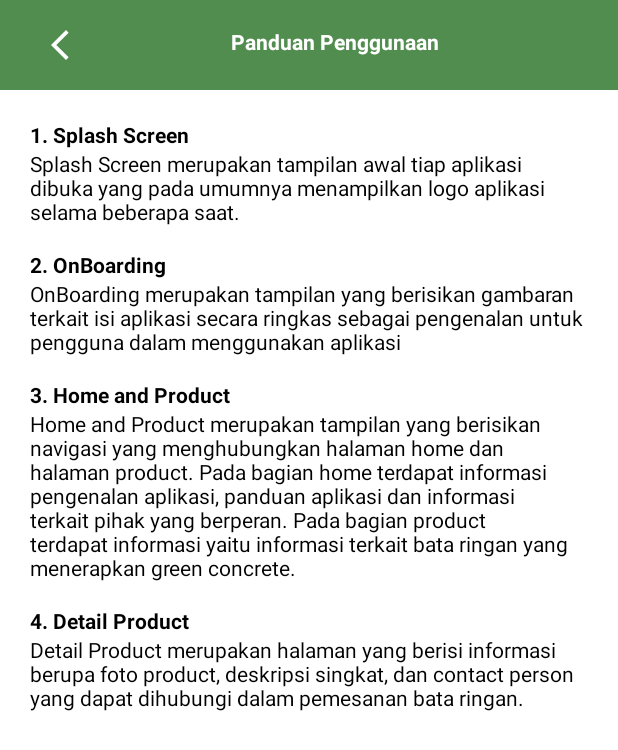
After one commit to Irfikri0204/Eco-Brick, an Android app: the PanduanActivity screen opened directly, with no data from a screen before it, on a phone screen of 412 x 824 dp. The commit adds this screen. Shown: the top 750 px of the screen. Run offline under Robolectric (Android 15) with nearby library versions, the phone set to English and light mode, and no system bars.

Commit message:
[Feature] Home Section

```diff
--- /dev/null
+++ b/app/src/main/java/com/project/ecobrick/homesection/PanduanActivity.kt
@@ -0,0 +1,29 @@
+package com.project.ecobrick.homesection
+
+import android.os.Bundle
+import androidx.activity.enableEdgeToEdge
+import androidx.appcompat.app.AppCompatActivity
+import androidx.core.view.ViewCompat
+import androidx.core.view.WindowInsetsCompat
+import com.project.ecobrick.R
+import com.project.ecobrick.databinding.ActivityPanduanBinding
+
+class PanduanActivity : AppCompatActivity() {
+    private lateinit var binding : ActivityPanduanBinding
+    override fun onCreate(savedInstanceState: Bundle?) {
+        super.onCreate(savedInstanceState)
+        enableEdgeToEdge()
+        binding = ActivityPanduanBinding.inflate(layoutInflater)
+        setContentView(binding.root)
+        ViewCompat.setOnApplyWindowInsetsListener(findViewById(R.id.main)) { v, insets ->
+            val systemBars = insets.getInsets(WindowInsetsCompat.Type.systemBars())
+            v.setPadding(systemBars.left, systemBars.top, systemBars.right, systemBars.bottom)
+            insets
+        }
+        binding.btnBack.setOnClickListener {
+            onBackPressed()
+        }
+    }
+
+
+}
--- /dev/null
+++ b/app/src/main/res/layout/activity_panduan.xml
@@ -0,0 +1,99 @@
+<?xml version="1.0" encoding="utf-8"?>
+<androidx.constraintlayout.widget.ConstraintLayout xmlns:android="http://schemas.android.com/apk/res/android"
+    xmlns:app="http://schemas.android.com/apk/res-auto"
+    xmlns:tools="http://schemas.android.com/tools"
+    android:id="@+id/main"
+    android:layout_width="match_parent"
+    android:layout_height="match_parent"
+    android:background="@color/white"
+    tools:context=".homesection.PanduanActivity">
+    <LinearLayout
+        android:padding="18dp"
+        android:background="@color/hijau"
+        android:layout_width="match_parent"
+        android:layout_height="wrap_content"
+        app:layout_constraintTop_toTopOf="parent"
+        app:layout_constraintStart_toStartOf="parent"
+        app:layout_constraintEnd_toEndOf="parent"
+        android:orientation="horizontal"
+        android:id="@+id/up_content">
+        <ImageView
+            android:id="@+id/btn_back"
+            android:layout_marginStart="10dp"
+            android:layout_width="wrap_content"
+            android:layout_height="wrap_content"
+            android:src="@drawable/ic_back"/>
+        <TextView
+            android:layout_width="match_parent"
+            android:textAlignment="center"
+            android:textColor="@color/white"
+            android:textStyle="bold"
+            android:textSize="14sp"
+            android:layout_height="wrap_content"
+            android:text="Panduan Penggunaan"/>
+    </LinearLayout>
+    <ScrollView
+        android:layout_width="match_parent"
+        android:layout_height="wrap_content"
+        app:layout_constraintTop_toBottomOf="@id/up_content"
+        app:layout_constraintStart_toStartOf="parent"
+        app:layout_constraintEnd_toEndOf="parent">
+        <LinearLayout
+            android:layout_width="match_parent"
+            android:layout_height="0dp"
+            android:orientation="vertical"
+            android:padding="20dp"
+            android:background="@color/white">
+            <TextView
+                android:layout_width="match_parent"
+                android:layout_height="wrap_content"
+                android:textColor="@color/black"
+                android:textStyle="bold"
+                android:text="1. Splash Screen"/>
+            <TextView
+                android:layout_width="match_parent"
+                android:layout_height="wrap_content"
+                android:textColor="@color/black"
+                android:text="Splash Screen merupakan tampilan awal tiap aplikasi dibuka yang pada umumnya menampilkan logo aplikasi selama beberapa saat."/>
+            <TextView
+                android:layout_width="match_parent"
+                android:layout_height="wrap_content"
+                android:layout_marginTop="16dp"
+                android:textColor="@color/black"
+                android:textStyle="bold"
+                android:text="2. OnBoarding"/>
+            <TextView
+                android:layout_width="match_parent"
+                android:layout_height="wrap_content"
+                android:textColor="@color/black"
+                android:text="OnBoarding merupakan tampilan yang berisikan gambaran terkait isi aplikasi secara ringkas sebagai pengenalan untuk pengguna dalam menggunakan aplikasi"/>
+
+            <TextView
+                android:layout_width="match_parent"
+                android:layout_height="wrap_content"
+                android:layout_marginTop="16dp"
+                android:textColor="@color/black"
+                android:textStyle="bold"
+                android:text="3. Home and Product"/>
+            <TextView
+                android:layout_width="match_parent"
+                android:layout_height="wrap_content"
+                android:textColor="@color/black"
+                android:text="Home and Product merupakan tampilan yang berisikan navigasi yang menghubungkan halaman home dan halaman product. Pada bagian home terdapat informasi pengenalan aplikasi, panduan aplikasi dan informasi terkait pihak yang berperan. Pada bagian product terdapat informasi yaitu informasi terkait bata ringan yang menerapkan green concrete."/>
+
+            <TextView
+                android:layout_width="match_parent"
+                android:layout_height="wrap_content"
+                android:layout_marginTop="16dp"
+                android:textColor="@color/black"
+                android:textStyle="bold"
+                android:text="4. Detail Product"/>
+            <TextView
+                android:layout_width="match_parent"
+                android:layout_height="wrap_content"
+                android:textColor="@color/black"
+                android:text="Detail Product merupakan halaman yang berisi informasi berupa foto product, deskripsi singkat, dan contact person yang dapat dihubungi dalam pemesanan bata ringan."/>
+
+        </LinearLayout>
+    </ScrollView>
+</androidx.constraintlayout.widget.ConstraintLayout>
```
Also changed, not shown: app/src/main/AndroidManifest.xml (+9 -0 lines), app/src/main/java/com/project/ecobrick/homesection/EcoBrickActivity.kt (added, +28 -0 lines), app/src/main/java/com/project/ecobrick/homesection/TentangKamiActivity.kt (added, +27 -0 lines), app/src/main/java/com/project/ecobrick/main/HomeFragment.kt (+25 -1 lines), app/src/main/res/layout/activity_eco_brick.xml (added, +50 -0 lines), app/src/main/res/layout/activity_tentang_kami.xml (added, +65 -0 lines), app/src/main/res/drawable/about1.jpeg (added), app/src/main/res/drawable/about2.jpeg (added).
